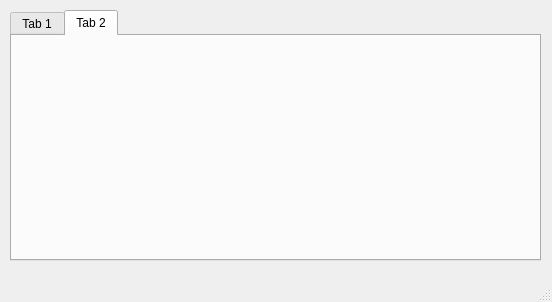
Before: the Qt Designer form main.ui in aadarshchhetry/WindowsDownloadManager, drawn with Qt 5.
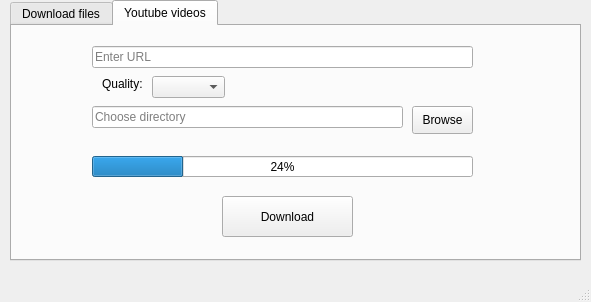
After: the same form once the commit is applied. The open tabs and pages were chosen to show the change.

Commit message: created index

```diff
--- a/main.ui
+++ b/main.ui
@@ -6,7 +6,7 @@
    <rect>
     <x>0</x>
     <y>0</y>
-    <width>552</width>
+    <width>591</width>
     <height>302</height>
    </rect>
   </property>
@@ -18,9 +18,9 @@
     <property name="geometry">
      <rect>
       <x>10</x>
-      <y>10</y>
-      <width>531</width>
-      <height>251</height>
+      <y>0</y>
+      <width>571</width>
+      <height>261</height>
      </rect>
     </property>
     <property name="currentIndex">
@@ -28,7 +28,7 @@
     </property>
     <widget class="QWidget" name="tab">
      <attribute name="title">
-      <string>Tab 1</string>
+      <string>Download files</string>
      </attribute>
      <widget class="QLineEdit" name="lineEdit">
       <property name="geometry">
@@ -98,8 +98,105 @@
     </widget>
     <widget class="QWidget" name="tab_2">
      <attribute name="title">
-      <string>Tab 2</string>
+      <string>Youtube videos</string>
      </attribute>
+     <widget class="QPushButton" name="pushButton_3">
+      <property name="geometry">
+       <rect>
+        <x>210</x>
+        <y>170</y>
+        <width>131</width>
+        <height>41</height>
+       </rect>
+      </property>
+      <property name="text">
+       <string>Download</string>
+      </property>
+     </widget>
+     <widget class="QLineEdit" name="lineEdit_3">
+      <property name="geometry">
+       <rect>
+        <x>80</x>
+        <y>20</y>
+        <width>381</width>
+        <height>22</height>
+       </rect>
+      </property>
+      <property name="inputMask">
+       <string/>
+      </property>
+      <property name="text">
+       <string/>
+      </property>
+      <property name="placeholderText">
+       <string>Enter URL</string>
+      </property>
+     </widget>
+     <widget class="QPushButton" name="pushButton_4">
+      <property name="geometry">
+       <rect>
+        <x>400</x>
+        <y>80</y>
+        <width>61</width>
+        <height>28</height>
+       </rect>
+      </property>
+      <property name="text">
+       <string>Browse</string>
+      </property>
+     </widget>
+     <widget class="QLineEdit" name="lineEdit_4">
+      <property name="geometry">
+       <rect>
+        <x>80</x>
+        <y>80</y>
+        <width>311</width>
+        <height>22</height>
+       </rect>
+      </property>
+      <property name="text">
+       <string/>
+      </property>
+      <property name="placeholderText">
+       <string>Choose directory</string>
+      </property>
+     </widget>
+     <widget class="QProgressBar" name="progressBar_2">
+      <property name="geometry">
+       <rect>
+        <x>80</x>
+        <y>130</y>
+        <width>381</width>
+        <height>21</height>
+       </rect>
+      </property>
+      <property name="value">
+       <number>24</number>
+      </property>
+     </widget>
+     <widget class="QComboBox" name="comboBox">
+      <property name="geometry">
+       <rect>
+        <x>140</x>
+        <y>50</y>
+        <width>73</width>
+        <height>22</height>
+       </rect>
+      </property>
+     </widget>
+     <widget class="QLabel" name="label">
+      <property name="geometry">
+       <rect>
+        <x>90</x>
+        <y>50</y>
+        <width>55</width>
+        <height>16</height>
+       </rect>
+      </property>
+      <property name="text">
+       <string>Quality:</string>
+      </property>
+     </widget>
     </widget>
    </widget>
   </widget>
```
Left out of the diff: 23 changed lines with no effect on the pictures. The commit also changes 1 other file.
